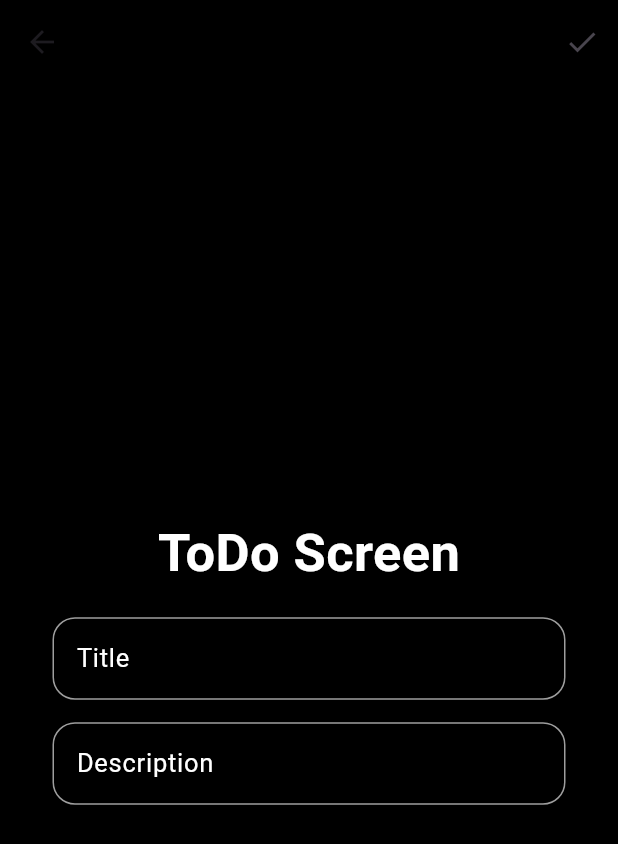
After one commit to AyaAbdElmoneim158/Dibloma_Apps, a Flutter app: the HomeScreen screen opened directly, after a tap on the "add" icon, on a phone screen of 412 x 824 dp. The commit adds this screen. Shown: the top 844 px of the screen. Run offline on Flutter 3.47's test engine with Material 2 defaults, Android fonts, the phone set to English and light mode, and no system bars; our stand-ins replace cloud_firestore, equatable, firebase_auth, firebase_core, flutter_bloc, google_sign_in; accounts and stored records are empty.

Commit message:
Add Ui_layers

```diff
--- a/todo_app/lib/core/components/custom_text_field.dart
+++ b/todo_app/lib/core/components/custom_text_field.dart
@@ -5,12 +5,13 @@ class CustomTextField extends StatelessWidget {
   final String label;
   final TextEditingController controller;
   bool isPassword;
-
+final int maxLines ;
   CustomTextField({
     super.key,
     required this.controller,
     required this.label,
     this.isPassword = false,
+    this.maxLines = 1,
   });
 
   @override
@@ -19,6 +20,7 @@ class CustomTextField extends StatelessWidget {
       width: MediaQuery.of(context).size.width - 70,
       height: 55,
       child: TextFormField(
+        maxLines:maxLines ,
         controller: controller,
         obscureText: isPassword,
         style: const TextStyle(
--- a/todo_app/lib/features/auth/view/login_screen.dart
+++ b/todo_app/lib/features/auth/view/login_screen.dart
@@ -7,7 +7,7 @@ import 'package:todo_app/features/auth/cubit/cubit/auth_state.dart';
 import 'package:todo_app/features/auth/view/forgot_password_screen.dart';
 import 'package:todo_app/features/auth/view/register_screen.dart';
 import 'package:flutter_bloc/flutter_bloc.dart';
-import 'package:todo_app/features/home/home_screen.dart';
+import 'package:todo_app/features/home/view/home_screen.dart';
 
 class LoginScreen extends StatelessWidget {
   const LoginScreen({super.key});
--- /dev/null
+++ b/todo_app/lib/features/home/view/home_screen.dart
@@ -0,0 +1,94 @@
+import 'dart:async';
+
+import 'package:flutter/material.dart';
+import 'package:flutter_bloc/flutter_bloc.dart';
+import 'package:todo_app/core/constance.dart';
+import 'package:todo_app/features/auth/cubit/cubit/auth_cubit.dart';
+import 'package:todo_app/features/auth/cubit/cubit/auth_state.dart';
+import 'package:todo_app/features/auth/view/login_screen.dart';
+import 'package:todo_app/features/home/cubit/todo_cubit.dart';
+import 'package:todo_app/features/home/view/todo_screen.dart';
+import 'package:todo_app/features/home/view/widgets/todo_card.dart';
+
+class HomeScreen extends StatelessWidget {
+  const HomeScreen({super.key});
+
+  @override
+  Widget build(BuildContext context) {
+    return Scaffold(
+      backgroundColor: Colors.black,
+      appBar: AppBar(backgroundColor: Colors.black, elevation: 0, actions: [
+        BlocConsumer<AuthCubit, AuthState>(
+          listener: (context, state) {
+            if (state is UserForgetPassword) {
+              ScaffoldMessenger.of(context).showSnackBar(
+                const SnackBar(
+                  backgroundColor: Colors.green,
+                  content: Text("Check your Email"),
+                ),
+              );
+              Timer(
+                const Duration(seconds: 5),
+                () => Navigator.of(context).pushReplacement(
+                  MaterialPageRoute(
+                    builder: (BuildContext context) => const LoginScreen(),
+                  ),
+                ),
+              );
+            }
+            if (state is UserError) {
+              ScaffoldMessenger.of(context).showSnackBar(
+                SnackBar(
+                  backgroundColor: Colors.red,
+                  content: Text(state.errorMsg),
+                ),
+              );
+            }
+          },
+          builder: (context, state) {
+            return TextButton(
+                onPressed: () async {
+                  await context.read<AuthCubit>().signOut();
+                },
+                child: const Text("Logout"));
+          },
+        )
+      ]),
+      floatingActionButton: FloatingActionButton(
+        onPressed: () => Navigator.push(
+            context,
+            MaterialPageRoute(
+                builder: (context) => const TodoScreen(
+                      screenType: ScreenType.add,
+                    ))),
+        child: const Icon(Icons.add),
+      ),
+      body: StreamBuilder(
+          stream: context.watch<TodoCubit>().getAllTodo(),
+          builder: (context, snapshot) {
+            if (snapshot.connectionState == ConnectionState.waiting) {
+              return const Center(child: CircularProgressIndicator());
+            } else if (snapshot.hasError) {
+              return Center(
+                  child: Image.network(
+                      'https://helpdeskgeek.com/wp-content/pictures/2022/09/error.jpeg'));
+            } else if (snapshot.hasData) {
+              return Padding(
+                padding: const EdgeInsets.symmetric(horizontal: 16),
+                child: ListView.separated(
+                    separatorBuilder: (context, index) =>
+                        const SizedBox(height: 12),
+                    itemCount: snapshot.data!.length,
+                    itemBuilder: (context, index) {
+                      final todo = snapshot.data![index];
+                      return TodoCard(todo: todo);
+                      // TodoCard(todo: todo);
+                    }),
+              );
+            } else {
+              return const SizedBox();
+            }
+          }),
+    );
+  }
+}
--- /dev/null
+++ b/todo_app/lib/features/home/view/todo_screen.dart
@@ -0,0 +1,119 @@
+import 'package:flutter/material.dart';
+import 'package:flutter_bloc/flutter_bloc.dart';
+import 'package:todo_app/core/components/custom_text_field.dart';
+import 'package:todo_app/core/constance.dart';
+import 'package:todo_app/features/home/cubit/todo_cubit.dart';
+import 'package:todo_app/features/home/cubit/todo_states.dart';
+import 'package:todo_app/features/home/model/todo_model.dart';
+import 'package:uuid/uuid.dart';
+
+const uuid = Uuid();
+
+class TodoScreen extends StatelessWidget {
+  const TodoScreen({super.key, required this.screenType, this.model});
+  final ScreenType screenType;
+  final TodoModel? model;
+
+  @override
+  Widget build(BuildContext context) {
+    TextEditingController titleController = TextEditingController();
+    TextEditingController descController = TextEditingController();
+    return Scaffold(
+      backgroundColor: Colors.black,
+      appBar: AppBar(
+        backgroundColor: Colors.black,
+        elevation: 0,
+        actions: [
+          BlocConsumer<TodoCubit, TodoState>(
+              listener: (context, state) {
+                if (state is TodoError) {
+                  ScaffoldMessenger.of(context).showSnackBar(
+                    SnackBar(
+                      backgroundColor: Colors.red,
+                      content: Text(state.errorMsg),
+                    ),
+                  );
+                }
+                if (state is TodoSuccess) {
+                  ScaffoldMessenger.of(context).showSnackBar(
+                    SnackBar(
+                      backgroundColor: Colors.green,
+                      content: Text((screenType == ScreenType.add)
+                          ? "Added Success"
+                          : "Editing Success"),
+                    ),
+                  );
+                }
+              },
+              builder: (context, state) => IconButton(
+                  onPressed: () {
+                    if (screenType == ScreenType.add) {
+                      context.read<TodoCubit>().addTodo(TodoModel(
+                            id: uuid.v4(),
+                            title: titleController.text,
+                            desc: descController.text,
+                          ));
+                      Navigator.pop(context);
+                      debugPrint("AddTodo");
+                    } else {
+                      context.read<TodoCubit>().editTodo(TodoModel(
+                            id: model!.id,
+                            title: titleController.text.isEmpty
+                                ? model!.title
+                                : titleController.text,
+                            desc: descController.text.isEmpty
+                                ? model!.title
+                                : descController.text,
+                          ));
+                      Navigator.pop(context);
+                      debugPrint("EditTodo");
+                    }
+                  },
+                  icon: const Icon(Icons.check))),
+        ],
+      ),
+      body: Center(
+        child: SingleChildScrollView(
+          child: Padding(
+            padding: const EdgeInsets.symmetric(horizontal: 16),
+            child: Column(
+              mainAxisAlignment: MainAxisAlignment.center,
+              crossAxisAlignment: CrossAxisAlignment.center,
+              children: [
+                // <TodoCubit, TodoState>
+                const Text(
+                  "ToDo Screen",
+                  style: TextStyle(
+                    fontSize: 35,
+                    color: Colors.white,
+                    fontWeight: FontWeight.bold,
+                  ),
+                ),
+
+                const SizedBox(
+                  height: 18,
+                ),
+                CustomTextField(
+                  label: (screenType == ScreenType.add)
+                      ? "Title"
+                      : model!.title.toString(),
+                  controller: titleController,
+                ),
+                const SizedBox(
+                  height: 15,
+                ),
+                CustomTextField(
+                  maxLines: 6,
+                  label: (screenType == ScreenType.add)
+                      ? "Description"
+                      : model!.desc.toString(),
+                  controller: descController,
+                ),
+              ],
+            ),
+          ),
+        ),
+      ),
+    );
+  }
+}
--- a/todo_app/pubspec.yaml
+++ b/todo_app/pubspec.yaml
@@ -19,6 +19,7 @@ dependencies:
   flutter_bloc: ^8.1.3
   flutter_svg: ^2.0.7
   google_sign_in: ^6.1.5
+  uuid: ^4.1.0
 
 dev_dependencies:
   flutter_lints: ^2.0.0
```
Also changed, not shown: todo_app/lib/features/auth/view/register_screen.dart (+24 -8 lines), todo_app/lib/features/home/home_screen.dart (deleted, +0 -17 lines), todo_app/lib/features/home/view/widgets/todo_card.dart (added, +98 -0 lines), todo_app/lib/main.dart (+6 -3 lines), todo_app/pubspec.lock.
